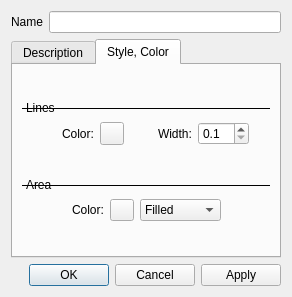
Above: src/plugins/render/annotate/EditPolygonDialog.ui from centic9/marble-qt4-ppa before the change. Below: the same form after it.
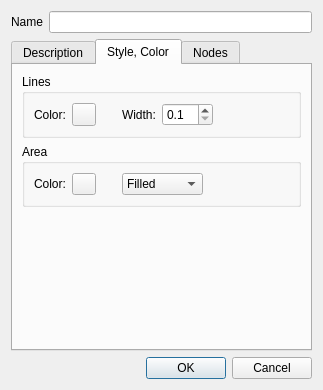
That is the form after the change.

```diff
--- a/src/plugins/render/annotate/EditPolygonDialog.ui
+++ b/src/plugins/render/annotate/EditPolygonDialog.ui
@@ -6,8 +6,8 @@
    <rect>
     <x>0</x>
     <y>0</y>
-    <width>276</width>
-    <height>297</height>
+    <width>323</width>
+    <height>390</height>
    </rect>
   </property>
   <property name="windowTitle">
@@ -54,47 +54,13 @@
       <attribute name="title">
        <string>Style, Color</string>
       </attribute>
-      <layout class="QVBoxLayout" name="verticalLayout_3">
-       <item>
         <layout class="QVBoxLayout" name="verticalLayout">
          <item>
-          <spacer name="verticalSpacer_3">
-           <property name="orientation">
-            <enum>Qt::Vertical</enum>
-           </property>
-           <property name="sizeHint" stdset="0">
-            <size>
-             <width>248</width>
-             <height>17</height>
-            </size>
-           </property>
-          </spacer>
-         </item>
-         <item>
-          <widget class="QLabel" name="label_2">
-           <property name="frameShape">
-            <enum>QFrame::HLine</enum>
-           </property>
-           <property name="text">
+        <widget class="QGroupBox" name="linesGroupBox">
+         <property name="title">
             <string>Lines</string>
            </property>
-          </widget>
-         </item>
-         <item>
           <layout class="QHBoxLayout" name="horizontalLayout_2">
-           <item>
-            <spacer name="horizontalSpacer">
-             <property name="orientation">
-              <enum>Qt::Horizontal</enum>
-             </property>
-             <property name="sizeHint" stdset="0">
-              <size>
-               <width>40</width>
-               <height>20</height>
-              </size>
-             </property>
-            </spacer>
-           </item>
            <item>
             <widget class="QLabel" name="label_3">
              <property name="text">
@@ -135,9 +101,12 @@
              <property name="orientation">
               <enum>Qt::Horizontal</enum>
              </property>
+            <property name="sizeType">
+             <enum>QSizePolicy::Fixed</enum>
+            </property>
              <property name="sizeHint" stdset="0">
               <size>
-               <width>28</width>
+              <width>20</width>
                <height>20</height>
               </size>
              </property>
@@ -173,52 +142,21 @@
              </property>
              <property name="sizeHint" stdset="0">
               <size>
-               <width>13</width>
+              <width>71</width>
                <height>20</height>
               </size>
              </property>
             </spacer>
            </item>
           </layout>
+        </widget>
          </item>
          <item>
-          <spacer name="verticalSpacer">
-           <property name="orientation">
-            <enum>Qt::Vertical</enum>
-           </property>
-           <property name="sizeHint" stdset="0">
-            <size>
-             <width>238</width>
-             <height>13</height>
-            </size>
-           </property>
-          </spacer>
-         </item>
-         <item>
-          <widget class="QLabel" name="label_6">
-           <property name="frameShape">
-            <enum>QFrame::HLine</enum>
-           </property>
-           <property name="text">
+        <widget class="QGroupBox" name="areaGroupBox">
+         <property name="title">
             <string>Area</string>
            </property>
-          </widget>
-         </item>
-         <item>
           <layout class="QHBoxLayout" name="horizontalLayout_3">
-           <item>
-            <spacer name="horizontalSpacer_4">
-             <property name="orientation">
-              <enum>Qt::Horizontal</enum>
-             </property>
-             <property name="sizeHint" stdset="0">
-              <size>
-               <width>40</width>
-               <height>20</height>
-              </size>
-             </property>
-            </spacer>
-           </item>
            <item>
             <widget class="QLabel" name="label_7">
              <property name="text">
@@ -245,6 +183,22 @@
              </property>
             </widget>
            </item>
+          <item>
+           <spacer name="horizontalSpacer">
+            <property name="orientation">
+             <enum>Qt::Horizontal</enum>
+            </property>
+            <property name="sizeType">
+             <enum>QSizePolicy::Fixed</enum>
+            </property>
+            <property name="sizeHint" stdset="0">
+             <size>
+              <width>20</width>
+              <height>20</height>
+             </size>
+            </property>
+           </spacer>
+          </item>
            <item>
             <widget class="QComboBox" name="m_filledColor">
              <item>
@@ -266,28 +220,47 @@
              </property>
              <property name="sizeHint" stdset="0">
               <size>
-               <width>48</width>
+              <width>92</width>
                <height>20</height>
               </size>
              </property>
             </spacer>
            </item>
           </layout>
+         <zorder>m_filledColor</zorder>
+         <zorder>label_7</zorder>
+         <zorder>m_polyColorButton</zorder>
+        </widget>
          </item>
          <item>
-          <spacer name="verticalSpacer_2">
+        <spacer name="verticalSpacer">
            <property name="orientation">
             <enum>Qt::Vertical</enum>
            </property>
            <property name="sizeHint" stdset="0">
             <size>
-             <width>248</width>
-             <height>18</height>
+           <width>20</width>
+           <height>119</height>
             </size>
            </property>
           </spacer>
          </item>
         </layout>
+     </widget>
+     <widget class="QWidget" name="tab">
+      <attribute name="title">
+       <string>Nodes</string>
+      </attribute>
+      <layout class="QVBoxLayout" name="verticalLayout_3">
+       <item>
+        <widget class="QTreeView" name="m_nodeView">
+         <property name="rootIsDecorated">
+          <bool>false</bool>
+         </property>
+         <attribute name="headerStretchLastSection">
+          <bool>true</bool>
+         </attribute>
+        </widget>
        </item>
       </layout>
      </widget>
@@ -299,7 +272,7 @@
       <enum>Qt::Horizontal</enum>
      </property>
      <property name="standardButtons">
-      <set>QDialogButtonBox::Apply|QDialogButtonBox::Cancel|QDialogButtonBox::Ok</set>
+      <set>QDialogButtonBox::Cancel|QDialogButtonBox::Ok</set>
      </property>
     </widget>
    </item>
```
Left out of the diff: 23 changed lines with no effect on the pictures. Lines whose indentation alone changed are shown as unchanged.
